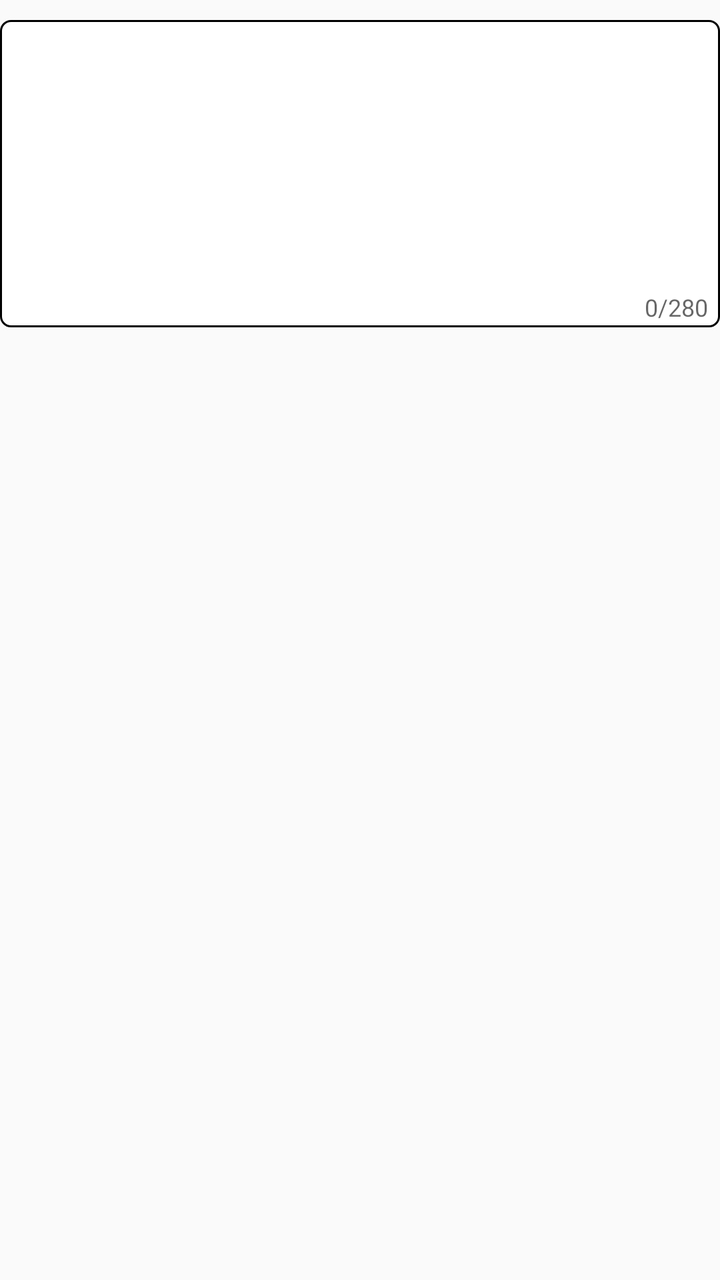
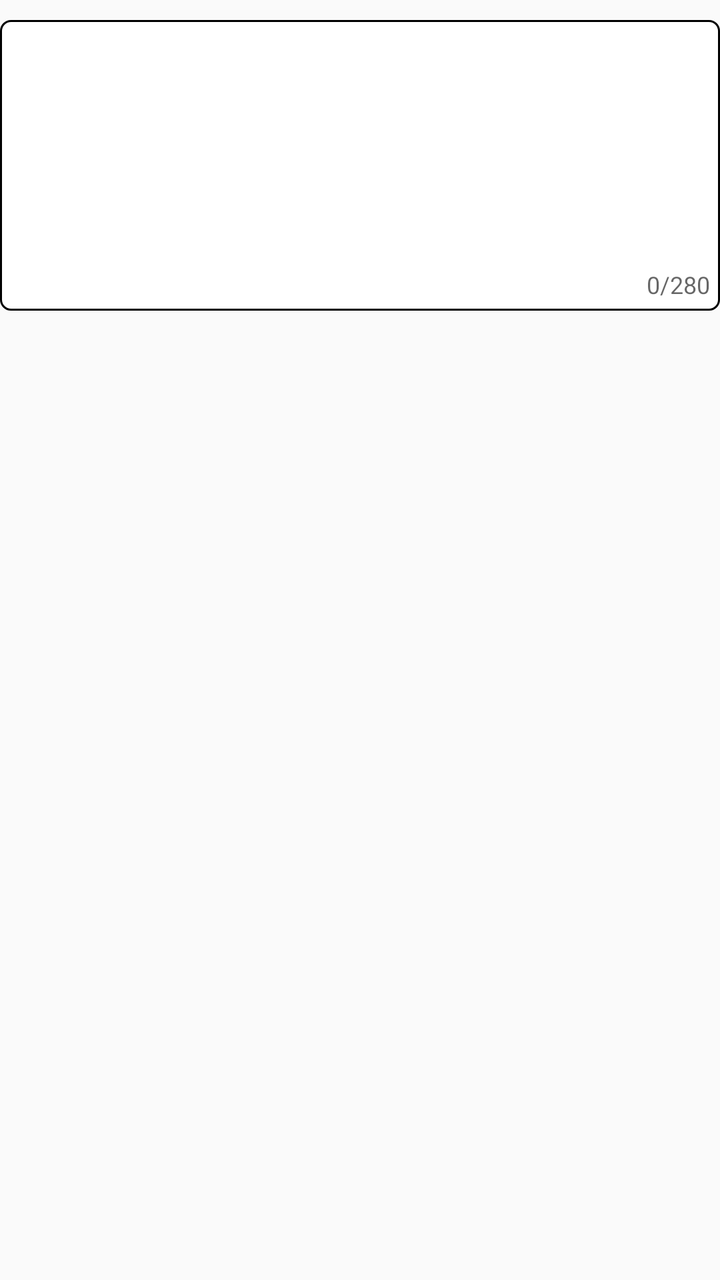

An Android layout rendered at two revisions. The XML below is the earlier revision; the diff shows what the commit changed to produce the second picture.
<!-- AndroidManifest.xml: another module's application theme Theme.AppCompat.Light.DarkActionBar -->
<!-- res/layout/long_text_ques.xml -->
<?xml version="1.0" encoding="utf-8"?>
<RelativeLayout xmlns:android="http://schemas.android.com/apk/res/android"
    xmlns:app="http://schemas.android.com/apk/res-auto"
    android:id="@+id/long_text_ques"
    android:layout_width="match_parent"
    android:layout_height="wrap_content"
    android:orientation="vertical">



    <com.google.android.material.textfield.TextInputLayout
        android:layout_width="match_parent"
        android:layout_height="wrap_content"
        android:id="@+id/text_input_layout"
        android:layout_marginVertical="10dp"
        app:boxCornerRadiusBottomEnd="5dp"
        app:boxCornerRadiusBottomStart="5dp"
        app:boxCornerRadiusTopEnd="5dp"
        app:boxCornerRadiusTopStart="5dp"
        app:boxStrokeWidth="0dp"
        app:boxStrokeWidthFocused="0dp"
        app:counterMaxLength="280"
        android:padding="2dp"
        app:counterEnabled="true"
        android:background="@drawable/text_input_layout_bg"
      >

        <com.google.android.material.textfield.TextInputEditText

            android:layout_width="match_parent"
            android:layout_height="wrap_content"
            android:backgroundTint="@color/white"
            android:gravity="top|start"
            android:id="@+id/text_input_edit_text"
            android:inputType="textMultiLine"
            android:lines="5"

            android:paddingVertical="5dp" />
    </com.google.android.material.textfield.TextInputLayout>
</RelativeLayout>
<!-- resources referenced by this layout -->
<resources>
  <color name="white">#FFFFFFFF</color>
  <!-- drawable text_input_layout_bg (drawable) -->
  <?xml version="1.0" encoding="utf-8"?>
  <shape xmlns:android="http://schemas.android.com/apk/res/android">
  <corners android:radius="5dp"/>
      <stroke android:color="@color/black" android:width="1dp"/>
      <solid android:color="@color/white"/>
  </shape>
  <color name="black">#FF000000</color>
</resources>

<!-- the commit's change to res/layout/long_text_ques.xml (unified diff, before → after) -->
@@ -18,23 +18,30 @@
         app:boxCornerRadiusTopEnd="5dp"
         app:boxCornerRadiusTopStart="5dp"
         app:boxStrokeWidth="0dp"
+        android:gravity="center_horizontal"
         app:boxStrokeWidthFocused="0dp"
         app:counterMaxLength="280"
-        android:padding="2dp"
+        app:counterOverflowTextAppearance="@color/black"
+        android:padding="5dp"
         app:counterEnabled="true"
+       app:hintEnabled="false"
+        app:boxStrokeColor="@color/white"
         android:background="@drawable/text_input_layout_bg"
       >
 
         <com.google.android.material.textfield.TextInputEditText
-
             android:layout_width="match_parent"
             android:layout_height="wrap_content"
             android:backgroundTint="@color/white"
             android:gravity="top|start"
+            android:layout_gravity="center_horizontal"
             android:id="@+id/text_input_edit_text"
             android:inputType="textMultiLine"
             android:lines="5"
+            android:elegantTextHeight="true"
+            android:background="@color/white"
 
-            android:paddingVertical="5dp" />
+
+            />
     </com.google.android.material.textfield.TextInputLayout>
 </RelativeLayout>
